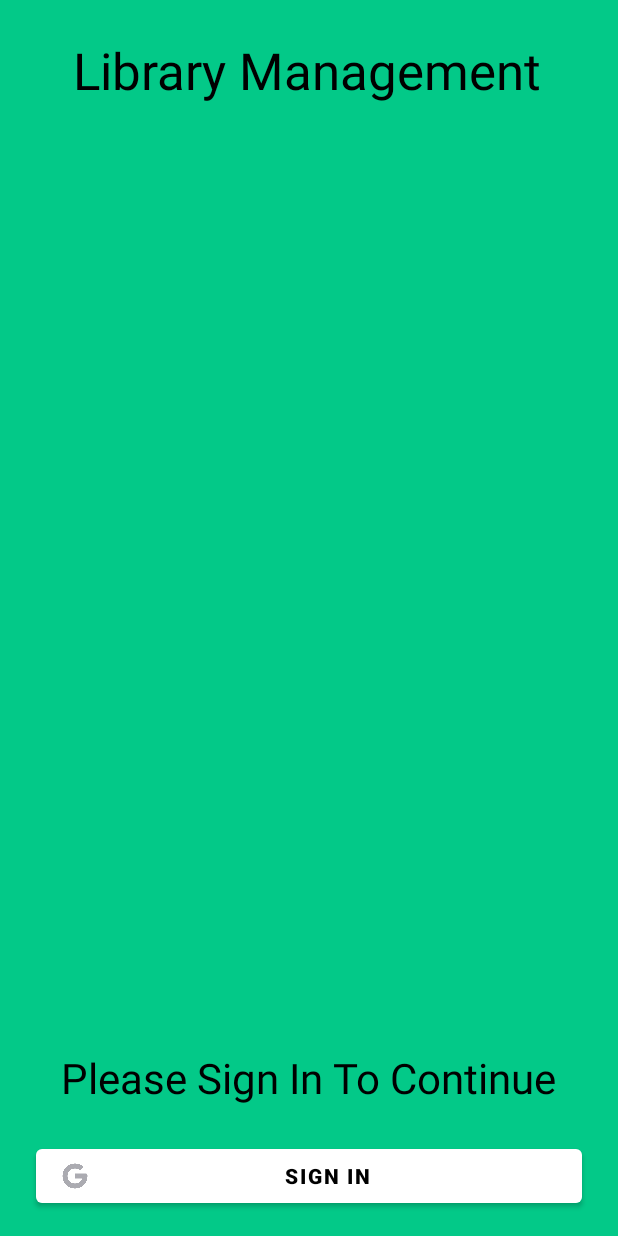
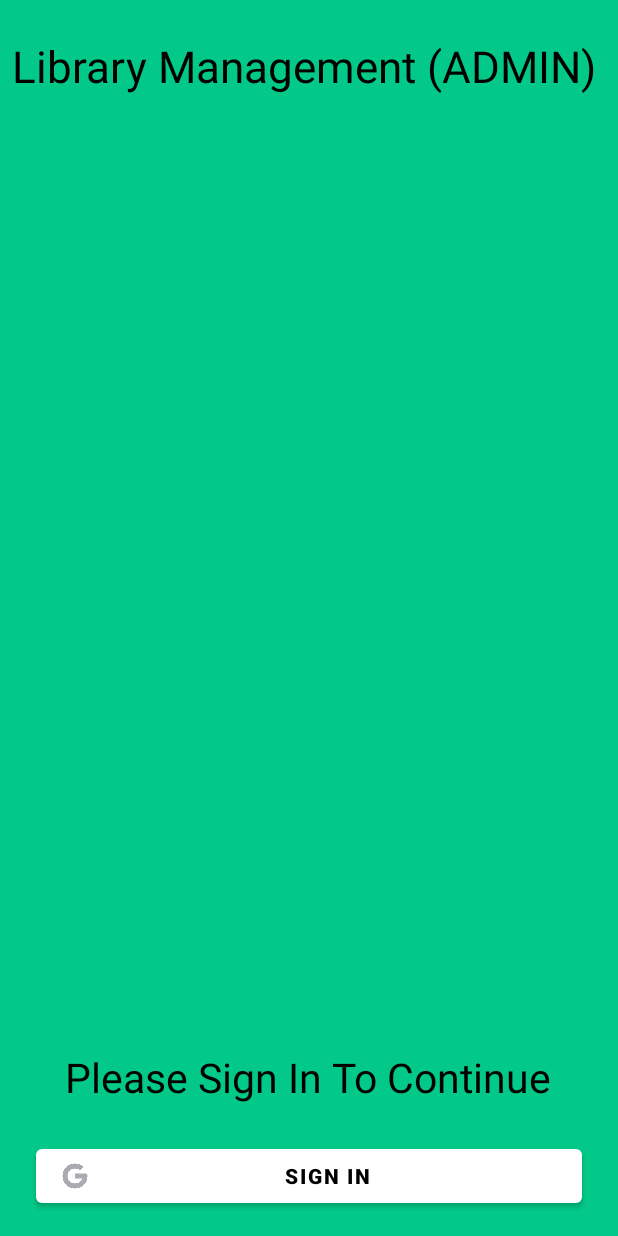
Before and after one commit to Sahil270403/Library-Management-ADMIN-, an Android app: the screen it shows after launch (LoginActivity), on a phone screen of 412 x 824 dp. Run offline under Robolectric (Android 15) with nearby library versions, the phone set to English and light mode, and no system bars; our stand-ins replace Firebase (no records; nobody signed in at launch, a user with empty details on screens opened directly); Roboto replaces fonts that are not available here.

Commit message:
Initial Commit

```diff
--- a/app/src/main/java/com/example/librarymanagementadmin/models/issued_books.kt
+++ b/app/src/main/java/com/example/librarymanagementadmin/models/issued_books.kt
@@ -6,5 +6,6 @@ data class issued_books(
     val branch: String? = null,
     val issuerName: String? = null,
     val rollNo: String? = null,
-    var sdate: Map<String, Any>? = null
+    var startDate: Map<String, Any>? = null,
+    var endDate: Map<String, Any>? = null
 )
--- a/app/src/main/res/layout/activity_login.xml
+++ b/app/src/main/res/layout/activity_login.xml
@@ -57,10 +57,10 @@
         android:layout_marginEnd="8dp"
         android:fontFamily="@font/tienne"
         android:gravity="center"
-        android:text="Library Management "
+        android:text="Library Management (ADMIN) "
         android:textAppearance="@style/TextAppearance.AppCompat.Small"
         android:textColor="@color/black"
-        android:textSize="34dp"
+        android:textSize="29dp"
         app:layout_constraintBottom_toTopOf="@+id/animationView"
         app:layout_constraintEnd_toEndOf="parent"
         app:layout_constraintHorizontal_bias="0.535"
@@ -77,7 +77,7 @@
         android:text="Please Sign In To Continue"
         android:textAppearance="@style/TextAppearance.AppCompat.Large"
         android:textColor="@color/black"
-        android:textSize="28dp"
+        android:textSize="27dp"
         app:layout_constraintBottom_toBottomOf="parent"
         app:layout_constraintEnd_toEndOf="parent"
         app:layout_constraintHorizontal_bias="0.495"
--- a/app/src/main/res/layout/activity_request_issue_recieved.xml
+++ b/app/src/main/res/layout/activity_request_issue_recieved.xml
@@ -29,4 +29,5 @@
         app:layout_constraintStart_toStartOf="parent"
         app:layout_constraintTop_toTopOf="parent" />
 
+
 </androidx.constraintlayout.widget.ConstraintLayout>
```
Also changed, not shown: app/src/main/java/com/example/librarymanagementadmin/RequestIssueRecievedActivity.kt (+5 -2 lines), app/src/main/java/com/example/librarymanagementadmin/Request_detailsActivity.kt (+30 -11 lines).
